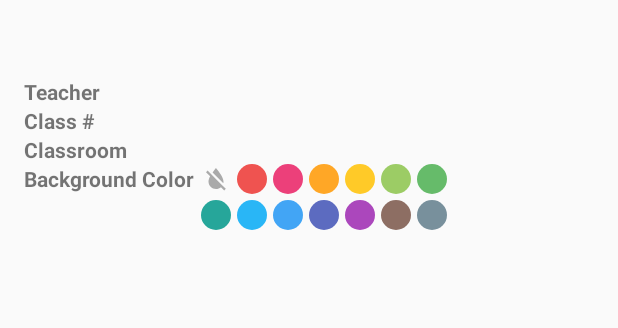
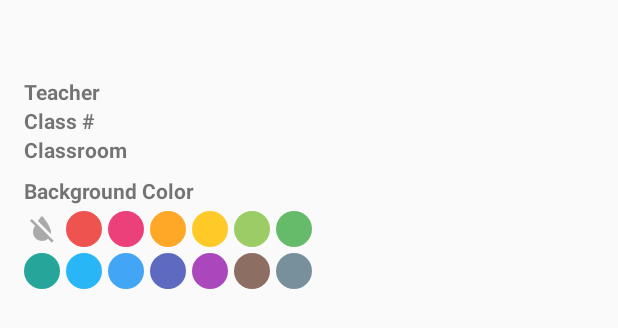
Before and after one commit to BayMinimum/MalangTable, an Android app: the layout dialog_subject_info.xml on its own in the app's theme, with its tools: preview values and no code run, on a phone screen of 412 x 824 dp. Shown: the top 328 px of the screen. Run offline under Robolectric (Android 15) with nearby library versions, the phone set to English and light mode, and no system bars.

Commit message:
Adjust design
Set font for timetable: Noto Sans CJK, 11sp
Enlarge color picker

```diff
--- a/app/src/main/java/me/baymallow/malangtable/MainActivity.kt
+++ b/app/src/main/java/me/baymallow/malangtable/MainActivity.kt
@@ -4,6 +4,7 @@ import android.content.Context
 import android.content.DialogInterface
 import android.content.Intent
 import android.content.SharedPreferences
+import android.graphics.Typeface
 import android.os.Bundle
 import android.os.Handler
 import android.support.v7.app.AlertDialog
@@ -114,12 +115,14 @@ class MainActivity : AppCompatActivity() {
 
         val daysArr = arrayOf(R.id.mon, R.id.tue, R.id.wed, R.id.thu, R.id.fri)
         var i = 0
+        val nanum = Typeface.createFromAsset(assets, "fonts/NotoSansCJK-Regular.ttc")
         rowsArr.map { main_container.findViewById<LinearLayout>(it) }.forEach { thisRow ->
             var j = 0
             val thisRowArr = Array<Button?>(5, { null })
             daysArr.forEach {
                 if ((j < 4) or (i < 9)) {
                     val thisBtn = thisRow.findViewById<Button>(it)
+                    thisBtn.typeface = nanum
                     thisRowArr[j] = thisBtn
                 }
                 j += 1
--- a/app/src/main/res/layout/activity_main.xml
+++ b/app/src/main/res/layout/activity_main.xml
@@ -508,7 +508,7 @@
                 android:layout_weight="1"
                 android:background="@color/transparent"
                 android:text="@string/about"
-                android:textSize="@dimen/text_size" />
+                android:textSize="@dimen/action_text_size" />
         </LinearLayout>
 
         <LinearLayout
@@ -557,7 +557,7 @@
                 android:layout_weight="1"
                 android:background="@color/transparent"
                 android:text="@string/renew_timetable"
-                android:textSize="@dimen/text_size" />
+                android:textSize="@dimen/action_text_size" />
         </LinearLayout>
 
     </LinearLayout>
--- a/app/src/main/res/layout/dialog_subject_info.xml
+++ b/app/src/main/res/layout/dialog_subject_info.xml
@@ -57,8 +57,7 @@
         android:layout_alignParentLeft="true"
         android:layout_below="@id/subject_class"
         android:text="@string/classroom"
-        android:textStyle="bold"
-        tools:ignore="" />
+        android:textStyle="bold" />
 
     <TextView
         android:id="@+id/subject_classroom_value"
@@ -75,6 +74,7 @@
         android:layout_alignParentLeft="true"
         android:layout_below="@+id/subject_classroom"
         android:layout_marginRight="4dp"
+        android:layout_marginTop="8dp"
         android:text="@string/background_color"
         android:textStyle="bold" />
 
@@ -82,8 +82,9 @@
         android:id="@+id/color_picker_transparent"
         android:layout_width="@dimen/color_picker_size"
         android:layout_height="@dimen/color_picker_size"
-        android:layout_alignTop="@+id/subject_change_color"
-        android:layout_toRightOf="@+id/subject_change_color"
+        android:layout_alignLeft="@+id/subject_change_color"
+        android:layout_below="@+id/subject_change_color"
+        android:layout_marginTop="4dp"
         android:onClick="onColorPickerClick"
         android:tint="@android:color/darker_gray"
         app:srcCompat="@drawable/ic_background_transparent" />
--- a/app/src/main/res/values/colors.xml
+++ b/app/src/main/res/values/colors.xml
@@ -3,7 +3,7 @@
     <color name="colorPrimary">#3F51B5</color>
     <color name="colorPrimaryDark">#303F9F</color>
     <color name="colorAccent">#FF4081</color>
-    <color name="divider">#AAAAAA</color>
+    <color name="divider">@color/gray</color>
     <color name="transparent">#00000000</color>
     <color name="red">#EF5350</color>
     <color name="pink">#EC407A</color>
--- a/app/src/main/res/values/dimens.xml
+++ b/app/src/main/res/values/dimens.xml
@@ -2,9 +2,10 @@
 <resources>
     <dimen name="row_height">0dp</dimen>
     <dimen name="div_height">2dp</dimen>
-    <dimen name="text_size">10sp</dimen>
+    <dimen name="text_size">11sp</dimen>
     <dimen name="fab_margin">16dp</dimen>
     <dimen name="dialog_text_large">20sp</dimen>
     <dimen name="dialog_text_small">12sp</dimen>
-    <dimen name="color_picker_size">20dp</dimen>
+    <dimen name="color_picker_size">24dp</dimen>
+    <dimen name="action_text_size">11dp</dimen>
 </resources>
```
